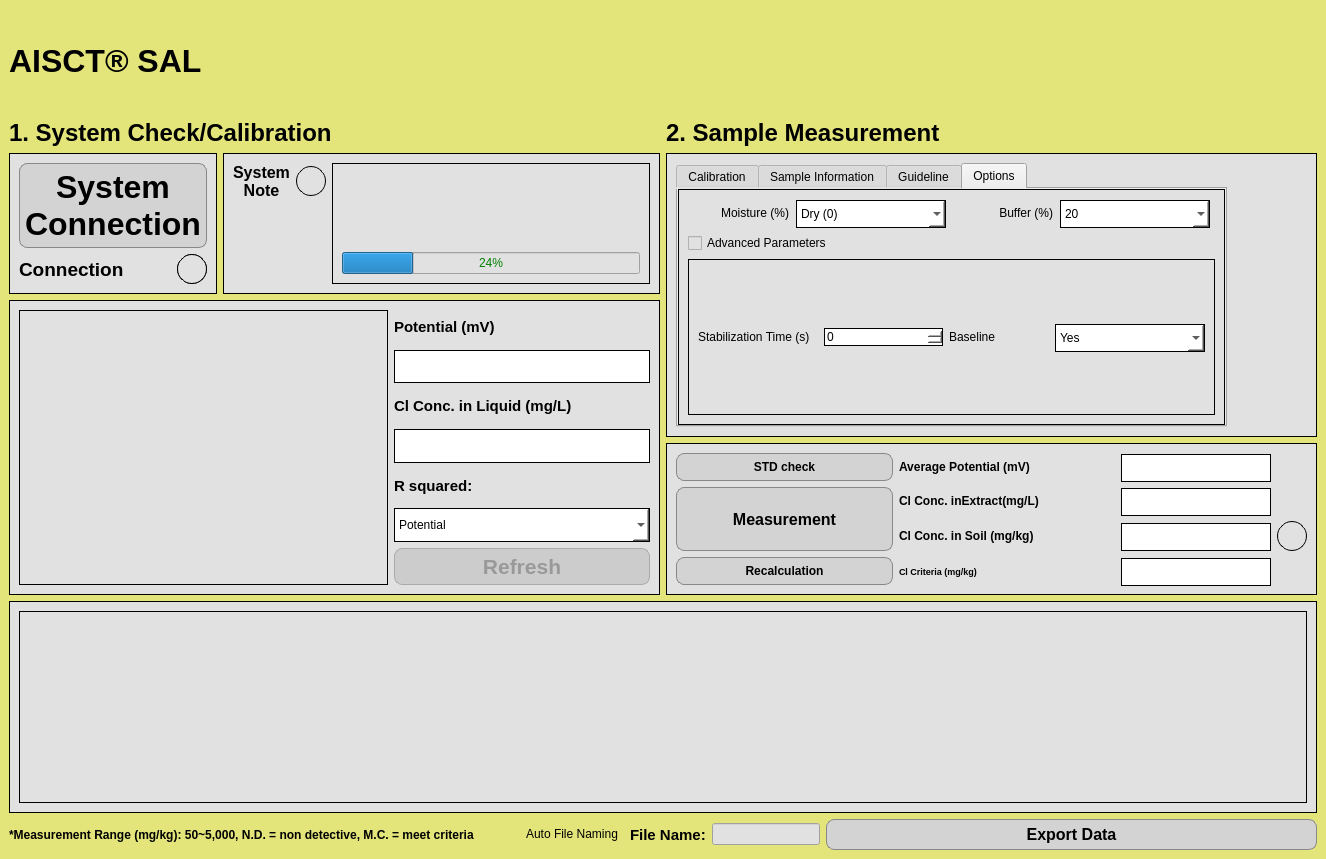
First picture: the form in sal-updated/sal.ui, repository yassin-shehata/sal-app, before the edit.
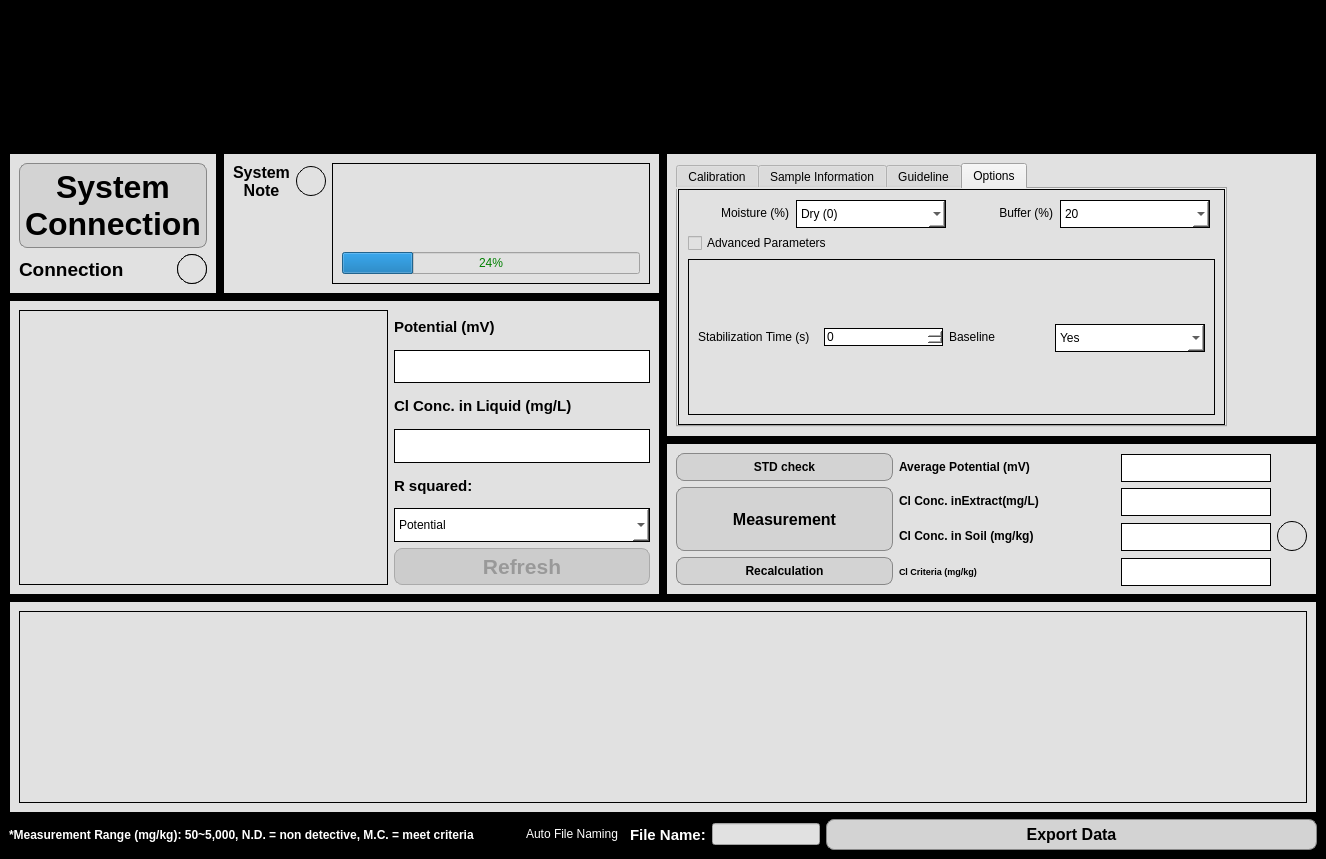
Second picture: the form after the edit. The open tabs and pages were chosen to show the change. Icons and pictures are not drawn.

```diff
--- a/sal-updated/sal.ui
+++ b/sal-updated/sal.ui
@@ -31,7 +31,7 @@
     background-color: transparent;
 }
 QMainWindow {
-    background-color: rgb(227, 229, 123);
+    background-color: rgb(0, 0, 0); 
 }
 QPushButton {
     border: 1px solid black;
@@ -2800,7 +2800,7 @@
          </font>
         </property>
         <property name="styleSheet">
-         <string notr="true">color: black;
+         <string notr="true">color: white;
 background: transparent</string>
         </property>
         <property name="text">
@@ -2820,7 +2820,7 @@
          <enum>Qt::LayoutDirection::LeftToRight</enum>
         </property>
         <property name="styleSheet">
-         <string notr="true">color: black;
+         <string notr="true">color: white;
 background: transparent
 </string>
         </property>
@@ -2847,7 +2847,7 @@
          <enum>Qt::LayoutDirection::RightToLeft</enum>
         </property>
         <property name="styleSheet">
-         <string notr="true">color: black;
+         <string notr="true">color: white;
 background: transparent</string>
         </property>
         <property name="text">
@@ -2856,7 +2856,15 @@
        </widget>
       </item>
       <item>
-       <widget class="QLineEdit" name="file_name_input"/>
+       <widget class="QLineEdit" name="file_name_input">
+        <property name="styleSheet">
+         <string notr="true">color: black;
+</string>
+        </property>
+        <property name="text">
+         <string/>
+        </property>
+       </widget>
       </item>
       <item>
        <widget class="QPushButton" name="export_data_button">
```
Left out of the diff: 8 changed lines with no effect on the pictures.
